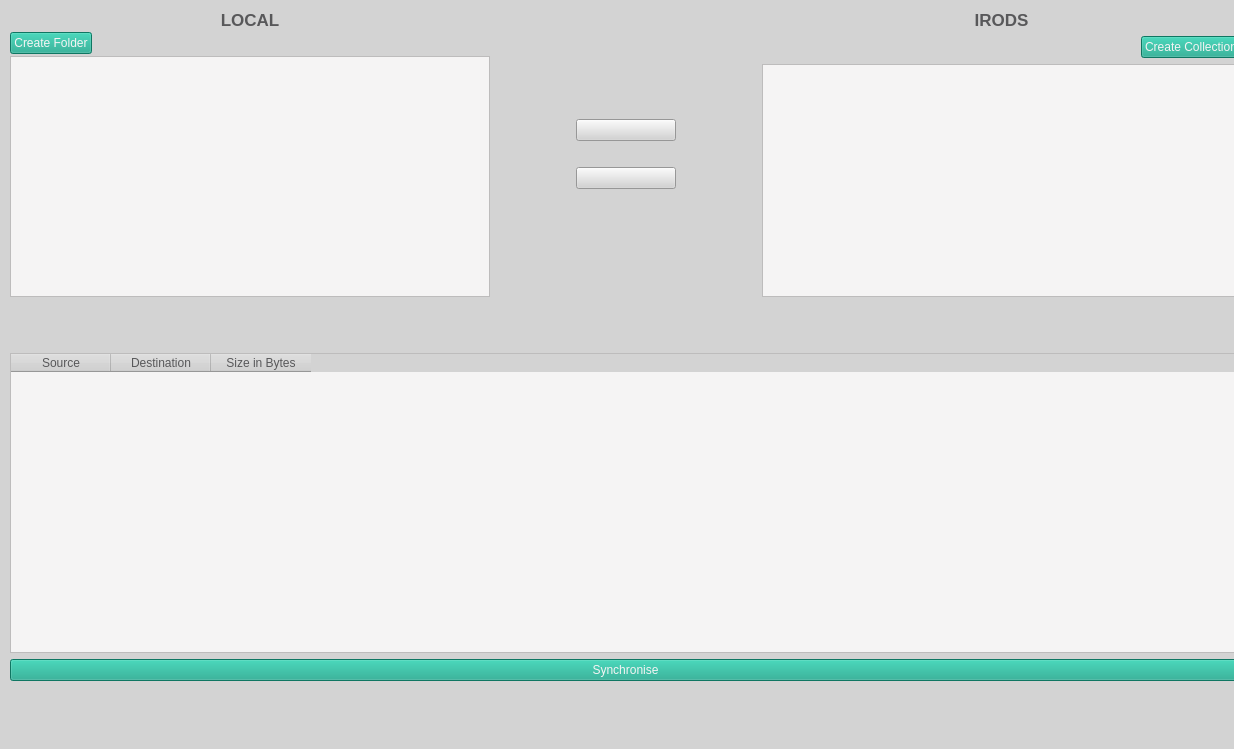
Qt form ibridgesgui/ui_files/tabSync.ui (iBridges-for-iRODS/iBridges-GUI) before a commit.
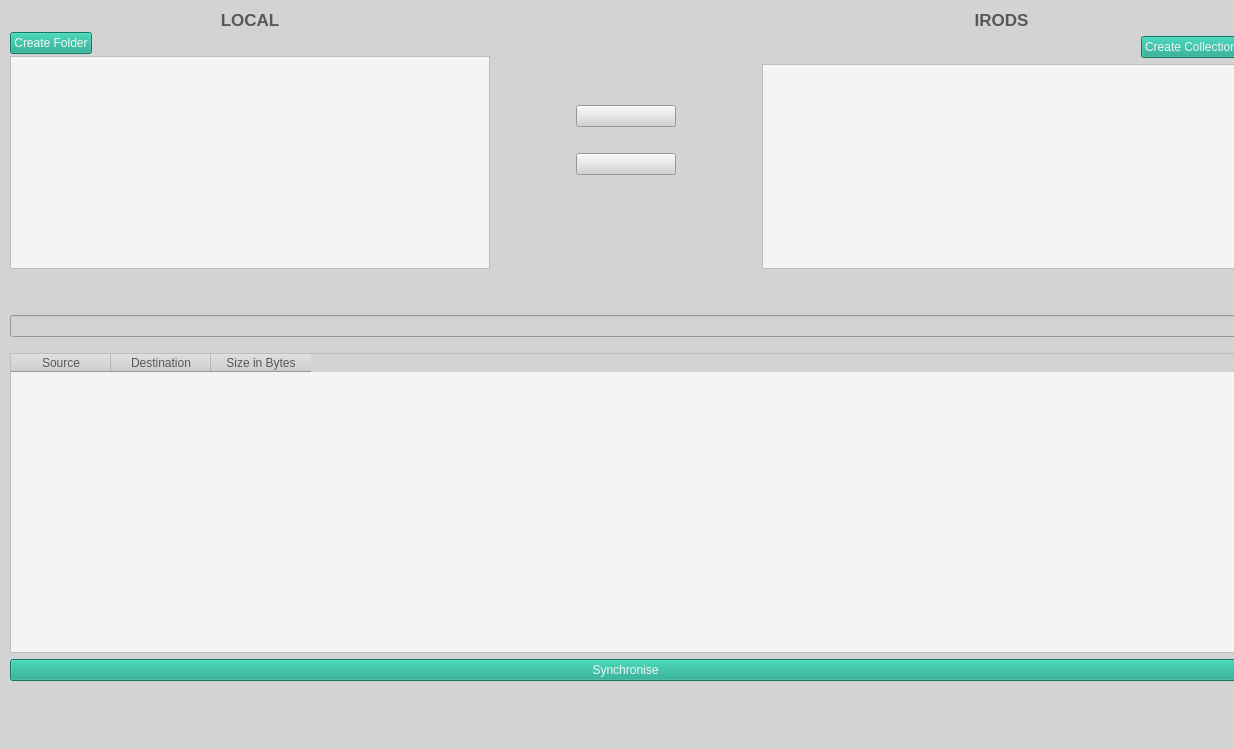
The same form after that commit. Icons and pictures are not drawn.

What changed in the file:
```diff
--- a/ibridgesgui/ui_files/tabSync.ui
+++ b/ibridgesgui/ui_files/tabSync.ui
@@ -22,6 +22,12 @@
     selection-color: rgb(245, 244, 244)
 }
 
+QProgressBar::chunk
+{
+  background-color: rgb(21, 165, 137);
+  width: 5px;
+}
+
 QLabel#error_label
 {
     color: rgb(220, 130, 30);
@@ -64,7 +70,7 @@
      <height>771</height>
     </rect>
    </property>
-   <layout class="QVBoxLayout" name="verticalLayout_11" stretch="0,0,0,0,0,0,0">
+   <layout class="QVBoxLayout" name="verticalLayout_11" stretch="0,0,0,0,0,0,0,0">
     <property name="sizeConstraint">
      <enum>QLayout::SetDefaultConstraint</enum>
     </property>
@@ -418,6 +424,16 @@
       </property>
      </widget>
     </item>
+    <item>
+     <widget class="QProgressBar" name="progress_bar">
+      <property name="value">
+       <number>0</number>
+      </property>
+      <property name="textVisible">
+       <bool>false</bool>
+      </property>
+     </widget>
+    </item>
     <item>
      <spacer name="verticalSpacer_13">
       <property name="orientation">
```
